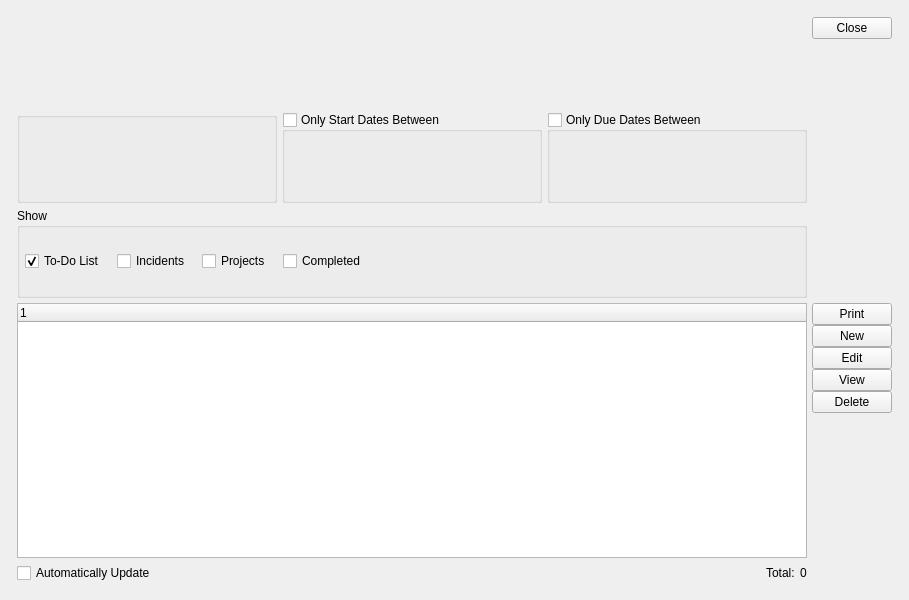
Before: the Qt Designer form xtuple/trunk/guiclient/todoList.ui in WooodHead/xtuple, drawn with Qt 5.
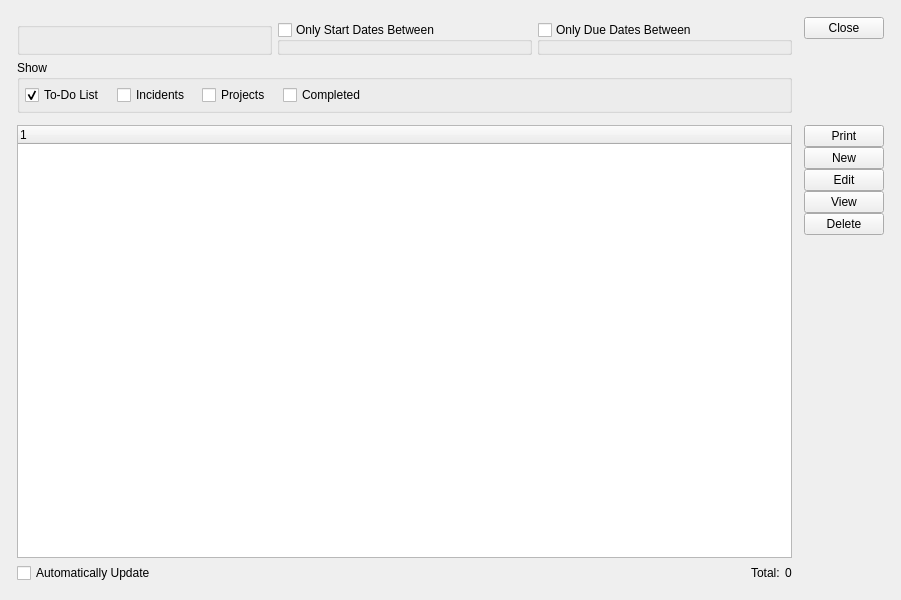
After: the same form once the commit is applied. Custom widgets are drawn as their Qt base class.

What changed in the file:
```diff
--- a/xtuple/trunk/guiclient/todoList.ui
+++ b/xtuple/trunk/guiclient/todoList.ui
@@ -12,19 +12,22 @@
    <rect>
     <x>0</x>
     <y>0</y>
-    <width>909</width>
+    <width>901</width>
     <height>600</height>
    </rect>
   </property>
   <property name="windowTitle" >
    <string>To-Do List</string>
   </property>
+  <layout class="QGridLayout" name="gridLayout_7" >
+   <item row="0" column="0" >
   <layout class="QGridLayout" name="gridLayout_6" >
-   <item row="0" column="0" >
-    <layout class="QGridLayout" name="gridLayout_5" >
      <property name="margin" >
       <number>12</number>
      </property>
+     <property name="spacing" >
+      <number>12</number>
+     </property>
      <item row="0" column="0" >
       <layout class="QGridLayout" name="gridLayout_4" >
        <item row="0" column="0" colspan="3" >
@@ -174,6 +177,24 @@
       </layout>
      </item>
      <item row="1" column="0" >
+      <widget class="QFrame" name="_frame" >
+       <property name="sizePolicy" >
+        <sizepolicy vsizetype="Expanding" hsizetype="Preferred" >
+         <horstretch>0</horstretch>
+         <verstretch>1</verstretch>
+        </sizepolicy>
+       </property>
+       <property name="frameShape" >
+        <enum>QFrame::NoFrame</enum>
+       </property>
+       <property name="frameShadow" >
+        <enum>QFrame::Raised</enum>
+       </property>
+       <layout class="QGridLayout" name="gridLayout_5" >
+        <property name="margin" >
+         <number>0</number>
+        </property>
+        <item row="0" column="0" >
       <layout class="QVBoxLayout" name="verticalLayout_3" >
        <item>
         <widget class="XTreeWidget" name="_todoList" >
@@ -224,6 +245,9 @@
         </layout>
        </item>
       </layout>
+        </item>
+       </layout>
+      </widget>
      </item>
      <item row="1" column="1" >
       <layout class="QVBoxLayout" name="verticalLayout" >
```
Lines whose indentation alone changed are shown as unchanged.
